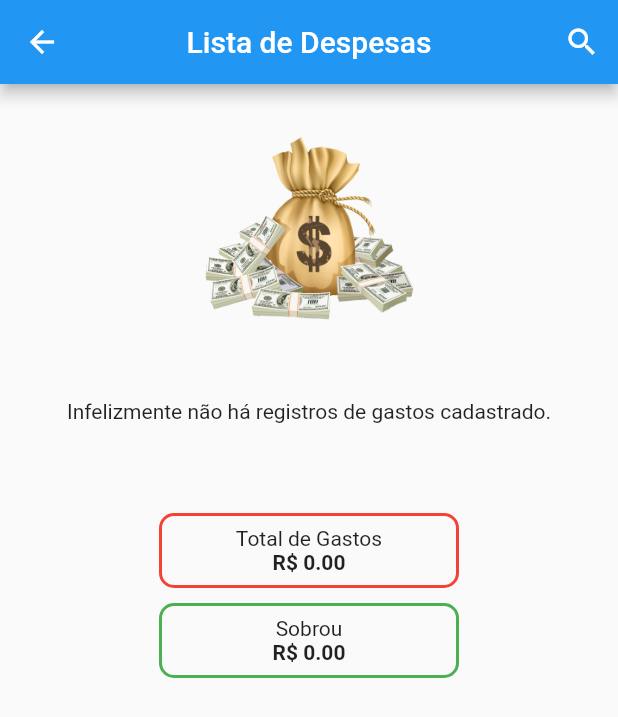
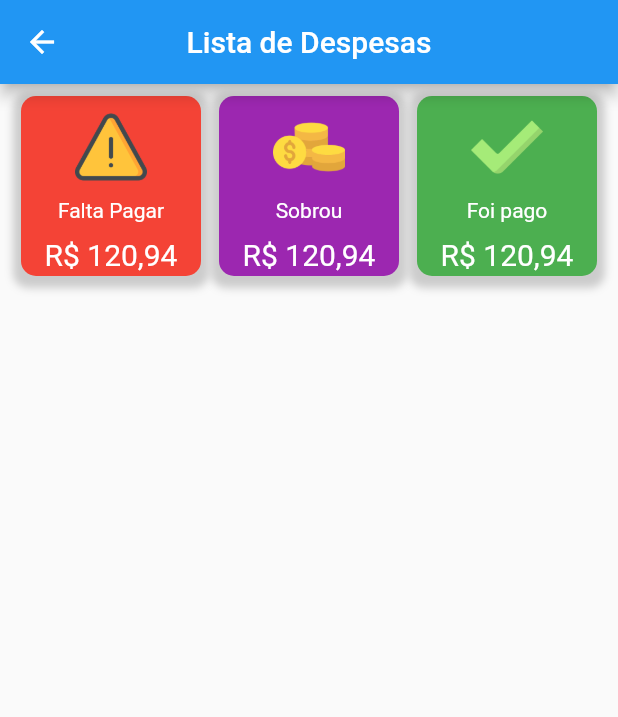
Before and after one commit to hygornet/despesas, a Flutter app: the ListarDespesas screen opened by its route, on a phone screen of 412 x 824 dp. Shown: the top 717 px of the screen. Run offline on Flutter 3.47's test engine with Material 2 defaults, Android fonts, the phone set to English and light mode, and no system bars; our stand-ins replace flutter_phoenix, sqflite; accounts and stored records are empty.

Commit message:
nova tela de listar despesas

```diff
--- a/lib/screens/form.dart
+++ b/lib/screens/form.dart
@@ -171,6 +171,8 @@ class _FormScreenState extends State<FormScreen> {
                       validator: (value) {
                         if (value.isEmpty) {
                           return 'Por favor, preencha o campo.';
+                        } else {
+                          return null;
                         }
                       },
                       textInputAction: TextInputAction.next,
@@ -188,6 +190,8 @@ class _FormScreenState extends State<FormScreen> {
                       validator: (value) {
                         if (value.isEmpty) {
                           return 'Por favor, preencha o campo.';
+                        } else {
+                          return null;
                         }
                       },
                       textInputAction: TextInputAction.next,
@@ -203,6 +207,8 @@ class _FormScreenState extends State<FormScreen> {
                       validator: (value) {
                         if (value.isEmpty) {
                           return 'Por favor, preencha o campo.';
+                        } else {
+                          return null;
                         }
                       },
                       keyboardType: TextInputType.number,
--- a/lib/screens/listarDespesas.dart
+++ b/lib/screens/listarDespesas.dart
@@ -56,7 +56,6 @@ class _ListarDespesasState extends State<ListarDespesas> {
   @override
   Widget build(BuildContext context) {
     final provider = Provider.of<ProviderGastos>(context);
-    LocalKey _headingRowKey;
 
     List<ProviderGastos> dados = provider.itemList
         .map((gastos) => ProviderGastos(
@@ -112,204 +111,107 @@ class _ListarDespesasState extends State<ListarDespesas> {
 
     return Scaffold(
       appBar: AppBar(
-        title: isSearch
-            ? TextField(
-                controller: searchController,
-                onChanged: (value) {
-                  if (value.trim().isNotEmpty) {
-                    setState(() {
-                      changeIconSearch = true;
-                    });
-                  } else {
-                    setState(() {
-                      changeIconSearch = false;
-                    });
-                  }
-                },
-                decoration: InputDecoration(
-                    labelText: 'Digite o gasto que deseja procurar...',
-                    labelStyle: TextStyle(
-                      color: Colors.white,
-                    )),
-                style: TextStyle(
-                  color: Colors.white,
-                ),
-              )
-            : Text('Lista de Despesas'),
+        title: Text('Lista de Despesas'),
         centerTitle: true,
-        actions: [
-          changeIconSearch
-              ? IconButton(
-                  onPressed: () {},
-                  icon: Icon(Icons.send_sharp),
-                )
-              : IconButton(
-                  onPressed: () {
-                    setState(() {
-                      isSearch = !isSearch;
-                    });
-                  },
-                  icon: Icon(Icons.search),
-                ),
-        ],
       ),
       body: SingleChildScrollView(
-        scrollDirection: Axis.vertical,
-        child: Column(
-          crossAxisAlignment: CrossAxisAlignment.stretch,
-          children: [
-            FutureBuilder(
-              future: carregarLista,
-              builder: (context, snapshot) {
-                if (snapshot.connectionState == ConnectionState.waiting) {
-                  return Center(child: Text('Carregando...'));
-                } else if (snapshot.connectionState == ConnectionState.none) {
-                  return Text(
-                      'Ops, infelizmente houve algum problema.\nEntre em contato com o dev!');
-                } else {
-                  return Visibility(
-                    visible: contemDados(),
-                    replacement: _listaVazia(),
-                    child: DataTable(
-                      columnSpacing: MediaQuery.of(context).size.width / 15,
-                      showBottomBorder: true,
-                      columns: [
-                        DataColumn(
-                          label: Text('Descrição'),
-                          tooltip:
-                              'Se você clicar sobre a descrição irá excluir o registro.',
+        child: Padding(
+          padding: const EdgeInsets.all(8.0),
+          child: Column(
+            children: [
+              Row(
+                mainAxisAlignment: MainAxisAlignment.spaceAround,
+                children: [
+                  _boxValores(Colors.red, 'lib/assets/images/attention.png',
+                      'Falta Pagar'),
+                  _boxValores(
+                      Colors.purple, 'lib/assets/images/dollar.png', 'Sobrou'),
+                  _boxValores(
+                      Colors.green, 'lib/assets/images/check.png', 'Foi pago'),
+                ],
+              ),
+              SizedBox(height: 20),
+              ListView.builder(
+                shrinkWrap: true,
+                itemCount: dados.length,
+                itemBuilder: (context, index) {
+                  return Card(
+                    child: Container(
+                      width: MediaQuery.of(context).size.width,
+                      height: 80,
+                      decoration: BoxDecoration(
+                        borderRadius: BorderRadius.circular(10),
+                        color: Colors.white,
+                        boxShadow: [
+                          BoxShadow(
+                            color: Colors.grey.withOpacity(0.5),
+                            spreadRadius: 5,
+                            blurRadius: 4,
+                            offset: Offset(0, 3),
+                          ),
+                        ],
+                      ),
+                      child: ListTile(
+                        leading: CircleAvatar(
+                          backgroundColor: Colors.amber,
                         ),
-                        DataColumn(
-                          label: Text('Valor'),
-                          tooltip:
-                              'Se você clicar sobre o valor você poderá atualizar o registro.',
-                        ),
-                        DataColumn(
-                          label: Flexible(child: Text('Pagamento')),
-                        ),
-                        DataColumn(
-                          label: Text('Pagou?'),
-                        ),
-                      ],
-                      rows: dados
-                          .map(
-                            (gastos) => DataRow(
-                              key: _headingRowKey,
-                              cells: [
-                                DataCell(
-                                  Text(
-                                    toBeginningOfSentenceCase(
-                                        gastos.descricao.toString()),
-                                  ),
-                                  showEditIcon: true,
-                                  onTap: () {
-                                    showSnackBar();
-                                    _removerGasto(context, gastos);
-                                    _diferenca(context);
-                                  },
-                                ),
-                                DataCell(
-                                  Text(
-                                    'R\$ ${gastos.valor.toStringAsFixed(2)}',
-                                  ),
-                                  showEditIcon: true,
-                                  onTap: () {
-                                    Navigator.of(context).pushNamed(
-                                        AppRoutes.HOME,
-                                        arguments: gastos);
-                                  },
-                                ),
-                                DataCell(
-                                  FittedBox(
-                                    child: Text(
-                                      gastos.formaPagamento,
-                                    ),
-                                  ),
-                                ),
-                                if (gastos.pagou == "Sim")
-                                  DataCell(
-                                    Text(
-                                      gastos.pagou,
-                                      style: TextStyle(
-                                        color: Colors.green,
-                                        fontWeight: FontWeight.bold,
-                                      ),
-                                    ),
-                                  ),
-                                if (gastos.pagou == "Não")
-                                  DataCell(
-                                    Text(
-                                      gastos.pagou,
-                                      style: TextStyle(
-                                        color: Colors.red,
-                                        fontWeight: FontWeight.bold,
-                                      ),
-                                    ),
-                                  ),
-                              ],
-                            ),
-                          )
-                          .toList(),
+                        title: Text(dados[index].descricao),
+                        subtitle: Text(dados[index].formaPagamento),
+                        trailing: Text(
+                            'R\$ ${dados[index].valor.toStringAsFixed(2)}'),
+                      ),
                     ),
                   );
-                }
-              },
+                },
+              ),
+            ],
+          ),
+        ),
+      ),
+    );
+  }
+
+  _boxValores(Color color, String image, String texto) {
+    return Container(
+      width: 120,
+      height: 120,
+      decoration: BoxDecoration(
+        boxShadow: [
+          BoxShadow(
+            color: Colors.grey.withOpacity(0.5),
+            spreadRadius: 5,
+            blurRadius: 4,
+            offset: Offset(0, 3),
+          ),
+        ],
+        borderRadius: BorderRadius.circular(10),
+        color: color,
+      ),
+      child: Column(
+        children: [
+          SizedBox(height: 10),
+          Image.asset(
+            image,
+            fit: BoxFit.cover,
+            height: 48,
+            width: 48,
+          ),
+          SizedBox(height: 10),
+          Text(
+            texto,
+            style: TextStyle(
+              color: Colors.white,
             ),
-            Padding(
-              padding: const EdgeInsets.all(8.0),
-              child: Column(
-                mainAxisAlignment: MainAxisAlignment.center,
-                crossAxisAlignment: CrossAxisAlignment.center,
-                children: [
-                  contemDados()
-                      ? _resultadoCalculo(
-                          salary,
-                          Colors.blue,
-                          'Salario',
-                        )
-                      : Text(''),
-                  SizedBox(height: 10),
-                  contemDados()
-                      ? _resultadoCalculo(
-                          valorPagoTotal,
-                          Colors.green,
-                          'Valor Pago',
-                        )
-                      : Text(''),
-                  SizedBox(height: 10),
-                  _resultadoCalculo(
-                    provider.calcularGastos().toStringAsFixed(2),
-                    Colors.red,
-                    'Total de Gastos',
-                  ),
-                  SizedBox(height: 10),
-                  Container(
-                    alignment: Alignment.center,
-                    width: 200,
-                    height: 50,
-                    decoration: BoxDecoration(
-                      border: Border.all(
-                        width: 2,
-                        color:
-                            resultadoIsNegative() ? Colors.red : Colors.green,
-                      ),
-                      borderRadius: BorderRadius.circular(10),
-                    ),
-                    child: Column(
-                      crossAxisAlignment: CrossAxisAlignment.center,
-                      mainAxisAlignment: MainAxisAlignment.center,
-                      children: [
-                        resultadoIsNegative()
-                            ? _containerSobrou(provider, 'Você está devendo')
-                            : _containerSobrou(provider, 'Sobrou'),
-                      ],
-                    ),
-                  ),
-                ],
-              ),
-            )
-          ],
-        ),
+          ),
+          SizedBox(height: 10),
+          Text(
+            'R\$ 120,94',
+            style: TextStyle(
+              color: Colors.white,
+              fontSize: 20,
+            ),
+          ),
+        ],
       ),
     );
   }
--- a/pubspec.yaml
+++ b/pubspec.yaml
@@ -51,7 +51,7 @@ flutter:
 
   # To add assets to your application, add an assets section, like this:
   assets:
-    - assets/images/
+    - lib/assets/images/
   #   - images/a_dot_ham.jpeg
 
   # An image asset can refer to one or more resolution-specific "variants", see
```
Also changed, not shown: lib/assets/images/attention.png (added), lib/assets/images/check.png (added), lib/assets/images/dollar.png (added).
